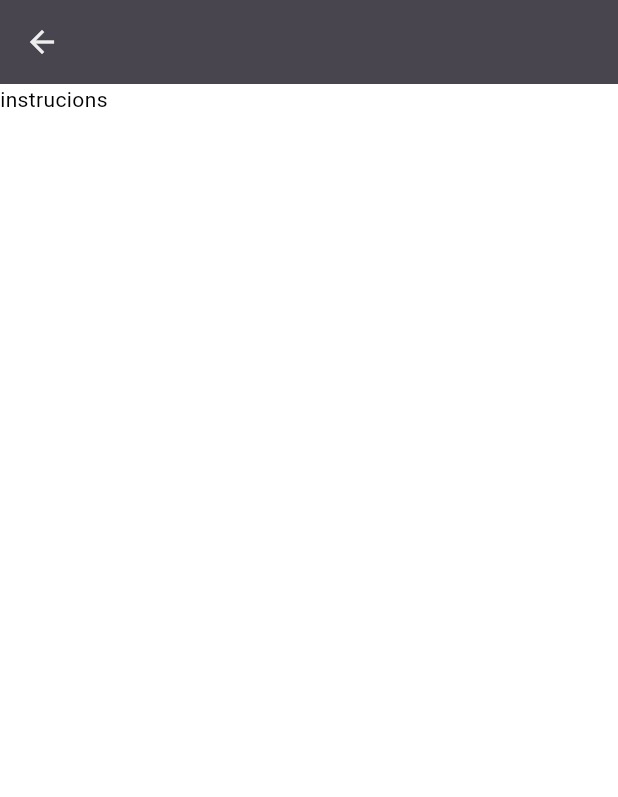
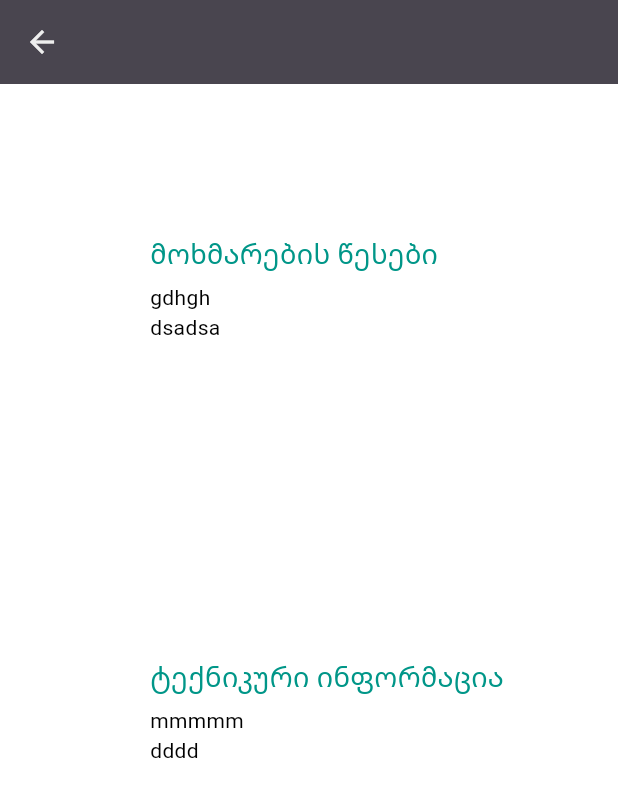
Before and after one commit to jabaere/enfappbuilder, a Flutter app: the screen it shows after launch, after a tap on the "priority high" icon, on a phone screen of 412 x 824 dp. Shown: the top 797 px of the screen. Run offline on Flutter 3.47's test engine with Material 3 defaults, Android fonts, the phone set to English and light mode, and no system bars; our stand-ins replace localstorage, quickalert; missing offline and left inert: dart:html, docx_template, syncfusion_flutter_pdf, universal_html.

Commit message:
update template file

```diff
--- a/lib/main.dart
+++ b/lib/main.dart
@@ -109,7 +109,7 @@ class _MyHomePageState extends State<MyHomePage> {
             icon: const Icon(Icons.priority_high_outlined),
             color: Colors.grey[200],
             onPressed: () {
-              Navigator.of(context).push(_createRoute(const InstructionsScreen()));
+              Navigator.of(context).push(_createRoute(InstructionsScreen()));
             },
           ),
         ],
--- a/lib/screens/instructions.dart
+++ b/lib/screens/instructions.dart
@@ -1,15 +1,59 @@
 import 'package:flutter/material.dart';
 
 class InstructionsScreen extends StatelessWidget {
-  const InstructionsScreen({super.key});
+  final headerStyle = const TextStyle(color: Colors.teal, fontSize: 18);
 
   @override
   Widget build(BuildContext context) {
     return Scaffold(
       appBar: AppBar(
-        iconTheme: IconThemeData(color: Colors.grey[200])
+        iconTheme: IconThemeData(color: Colors.grey[200]),
       ),
-      body: const Text('instrucions'),
+      body: LayoutBuilder(
+        builder: (context, constraints) {
+          return SingleChildScrollView(
+            child: Wrap(
+              spacing: 10.0,
+              runSpacing: 10.0,
+              alignment: WrapAlignment.start,
+              direction: constraints.maxWidth < 600 ? Axis.vertical : Axis.horizontal,
+              children: [
+                buildContent('მოხმარების წესები',['gdhgh','dsadsa']),
+                buildContent('ტექნიკური ინფორმაცია',['mmmmm','dddd']),
+                // Add more content as needed
+              ],
+            ),
+          );
+        },
+      ),
+    );
+  }
+
+  Widget buildContent(String title,List<String> about) {
+
+    Widget item;
+
+    for(String i in about){
+        item = Text(i);
+    }
+
+    return Padding(
+        padding: const EdgeInsets.symmetric(horizontal: 100, vertical: 100),
+
+      child: Column(
+        crossAxisAlignment: CrossAxisAlignment.start,
+        children: [
+          Text(title, style: headerStyle),
+          SizedBox(height: 5),
+         Column(
+            crossAxisAlignment: CrossAxisAlignment.start,
+            children: about.map((item) => Text(item)).toList(),
+          ),
+
+
+          // Add more text or content here...
+        ],
+      ),
     );
   }
 }
--- a/lib/screens/upload.dart
+++ b/lib/screens/upload.dart
@@ -90,12 +90,6 @@ ${amounts[1]} ლარი - სააპლიკაციო საფას
         });
       }
 
-      //   print(appNum);
-      print(appNum);
-      print(identificationCode);
-      print(amounts);
-      print(names);
-      print(names.length);
 
       document.dispose();
     });
@@ -188,7 +182,8 @@ ${amounts[1]} ლარი - სააპლიკაციო საფას
   Widget build(BuildContext context) {
     return Scaffold(
       appBar: AppBar(iconTheme: IconThemeData(color: Colors.grey[200])),
-      body: Center(
+      body: SingleChildScrollView(
+        child: Center(
           child: Padding(
             padding: const EdgeInsets.all(48.0),
             child: Column(
@@ -200,7 +195,7 @@ ${amounts[1]} ლარი - სააპლიკაციო საფას
                     ElevatedButton.icon(
                       onPressed: _pickFile,
                       icon: const Icon(Icons.upload),
-                    label: const Text('Select File'),
+                      label: const Text('აირჩიეთ რეკვიზიტი'),
                     ),
                     if (_filePath != null)
                       Padding(
@@ -229,6 +224,7 @@ ${amounts[1]} ლარი - სააპლიკაციო საფას
             ),
           ),
         ),
+      ),
     );
   }
 }
```
Also changed, not shown: 1 other file. Lines whose indentation alone changed are shown as unchanged.
